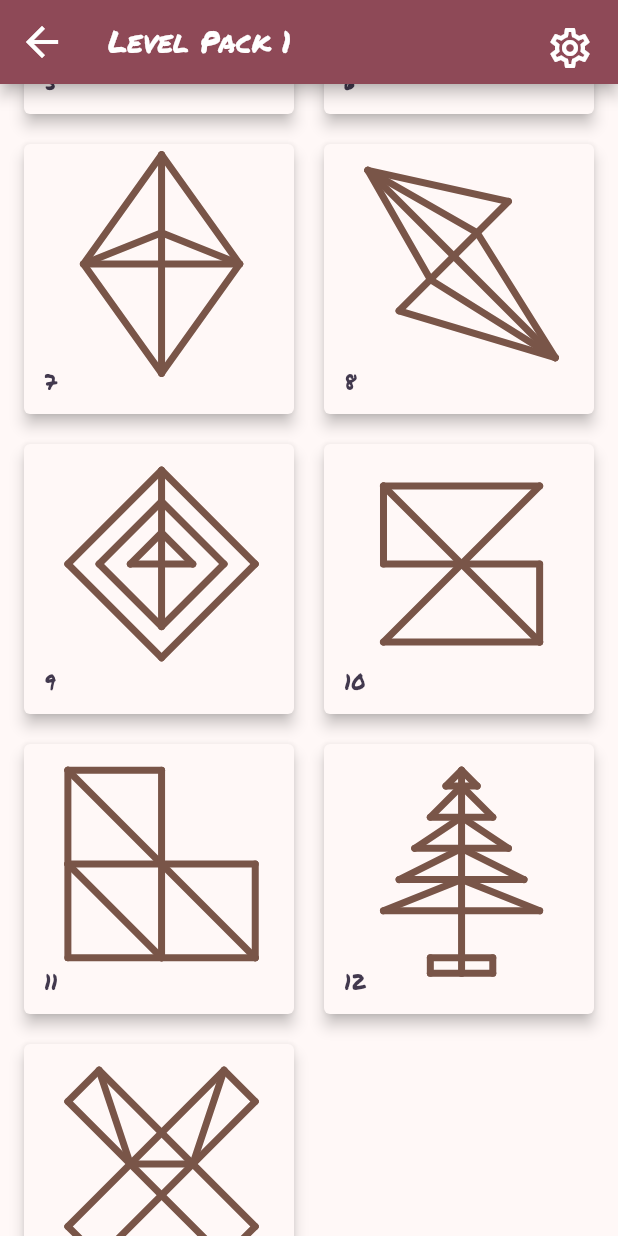
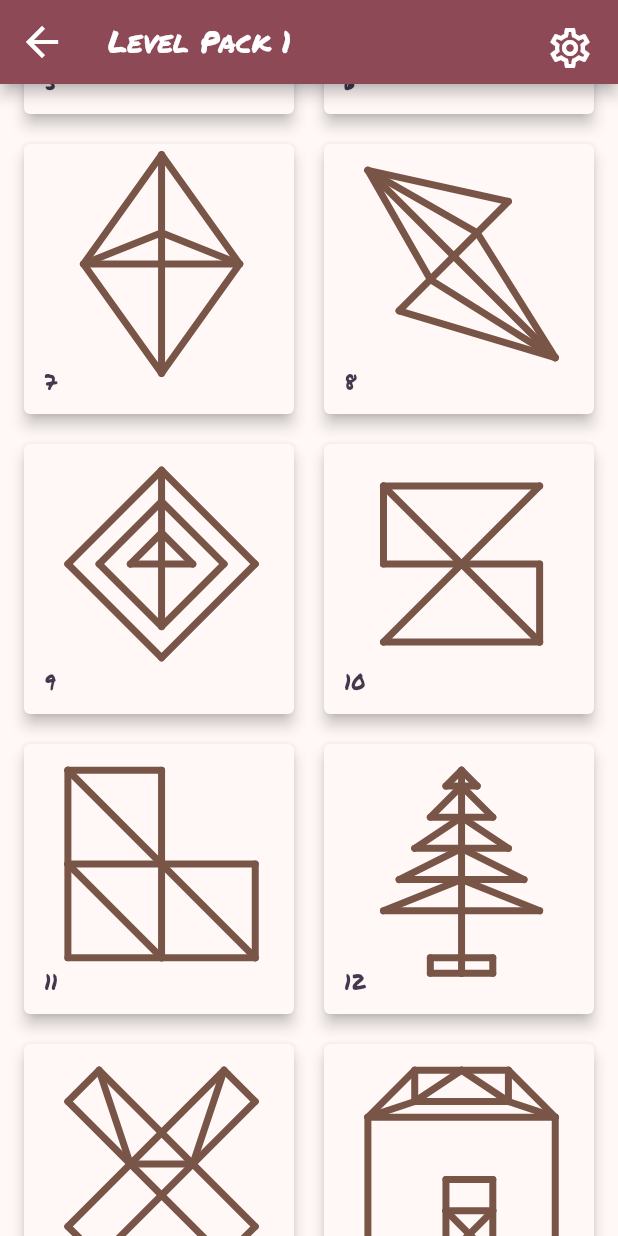
Before and after one commit to musahinist/one_line_game, a Flutter app: the LevelPage screen opened by its route, scrolled down 576 dp, on a phone screen of 412 x 824 dp. Run offline on Flutter 3.47's test engine with Material 2 defaults, Android fonts, the light colour scheme and no system bars; our stand-ins replace badges, flutter_animate, flutter_screenutil, google_fonts.

Commit message:
add new puzzle

```diff
--- a/lib/game/levels.dart
+++ b/lib/game/levels.dart
@@ -197,5 +197,56 @@ List<Level> get levelList => [
         Line(Offset(273.125.w, 319.875.w), Offset(179.625.w, 226.375.w)),
         Line(Offset(179.625.w, 226.375.w), Offset(226.375.w, 179.625.w)),
         Line(Offset(226.375.w, 179.625.w), Offset(273.125.w, 39.375.w))
+      ]),
+      Level(14, [
+        Line(Offset(109.5.w, 39.375.w), Offset(39.375.w, 109.5.w)),
+        Line(Offset(39.375.w, 109.5.w), Offset(319.875.w, 109.5.w)),
+        Line(Offset(319.875.w, 109.5.w), Offset(319.875.w, 319.875.w)),
+        Line(Offset(319.875.w, 319.875.w), Offset(226.375.w, 319.875.w)),
+        Line(Offset(226.375.w, 319.875.w), Offset(226.375.w, 249.75.w)),
+        Line(Offset(226.375.w, 249.75.w), Offset(156.25.w, 249.75.w)),
+        Line(Offset(156.25.w, 249.75.w), Offset(156.25.w, 203.0.w)),
+        Line(Offset(156.25.w, 203.0.w), Offset(226.375.w, 203.0.w)),
+        Line(Offset(226.375.w, 203.0.w), Offset(226.375.w, 249.75.w)),
+        Line(Offset(226.375.w, 249.75.w), Offset(156.25.w, 319.875.w)),
+        Line(Offset(156.25.w, 319.875.w), Offset(226.375.w, 319.875.w)),
+        Line(Offset(226.375.w, 319.875.w), Offset(156.25.w, 249.75.w)),
+        Line(Offset(156.25.w, 249.75.w), Offset(156.25.w, 319.875.w)),
+        Line(Offset(156.25.w, 319.875.w), Offset(39.375.w, 319.875.w)),
+        Line(Offset(39.375.w, 319.875.w), Offset(39.375.w, 109.5.w)),
+        Line(Offset(39.375.w, 109.5.w), Offset(109.5.w, 86.125.w)),
+        Line(Offset(109.5.w, 86.125.w), Offset(179.625.w, 39.375.w)),
+        Line(Offset(179.625.w, 39.375.w), Offset(249.75.w, 86.125.w)),
+        Line(Offset(249.75.w, 86.125.w), Offset(319.875.w, 109.5.w)),
+        Line(Offset(319.875.w, 109.5.w), Offset(249.75.w, 39.375.w)),
+        Line(Offset(249.75.w, 39.375.w), Offset(109.5.w, 39.375.w)),
+        Line(Offset(109.5.w, 39.375.w), Offset(109.5.w, 86.125.w)),
+        Line(Offset(109.5.w, 86.125.w), Offset(249.75.w, 86.125.w)),
+        Line(Offset(249.75.w, 86.125.w), Offset(249.75.w, 39.375.w))
+      ]),
+      Level(15, [
+        Line(Offset(179.625.w, 132.875.w), Offset(132.875.w, 179.625.w)),
+        Line(Offset(132.875.w, 179.625.w), Offset(179.625.w, 226.375.w)),
+        Line(Offset(179.625.w, 226.375.w), Offset(226.375.w, 179.625.w)),
+        Line(Offset(226.375.w, 179.625.w), Offset(179.625.w, 132.875.w)),
+        Line(Offset(179.625.w, 132.875.w), Offset(179.625.w, 226.375.w)),
+        Line(Offset(179.625.w, 226.375.w), Offset(179.625.w, 273.125.w)),
+        Line(Offset(179.625.w, 273.125.w), Offset(86.125.w, 179.625.w)),
+        Line(Offset(86.125.w, 179.625.w), Offset(179.625.w, 86.125.w)),
+        Line(Offset(179.625.w, 86.125.w), Offset(273.125.w, 179.625.w)),
+        Line(Offset(273.125.w, 179.625.w), Offset(179.625.w, 273.125.w)),
+        Line(Offset(179.625.w, 273.125.w), Offset(86.125.w, 273.125.w)),
+        Line(Offset(86.125.w, 273.125.w), Offset(86.125.w, 179.625.w)),
+        Line(Offset(86.125.w, 179.625.w), Offset(86.125.w, 86.125.w)),
+        Line(Offset(86.125.w, 86.125.w), Offset(179.625.w, 86.125.w)),
+        Line(Offset(179.625.w, 86.125.w), Offset(273.125.w, 86.125.w)),
+        Line(Offset(273.125.w, 86.125.w), Offset(273.125.w, 179.625.w)),
+        Line(Offset(273.125.w, 179.625.w), Offset(273.125.w, 273.125.w)),
+        Line(Offset(273.125.w, 273.125.w), Offset(179.625.w, 273.125.w)),
+        Line(Offset(179.625.w, 273.125.w), Offset(179.625.w, 319.875.w)),
+        Line(Offset(179.625.w, 319.875.w), Offset(39.375.w, 179.625.w)),
+        Line(Offset(39.375.w, 179.625.w), Offset(179.625.w, 39.375.w)),
+        Line(Offset(179.625.w, 39.375.w), Offset(319.875.w, 179.625.w)),
+        Line(Offset(319.875.w, 179.625.w), Offset(179.625.w, 319.875.w))
       ])
     ];
```
